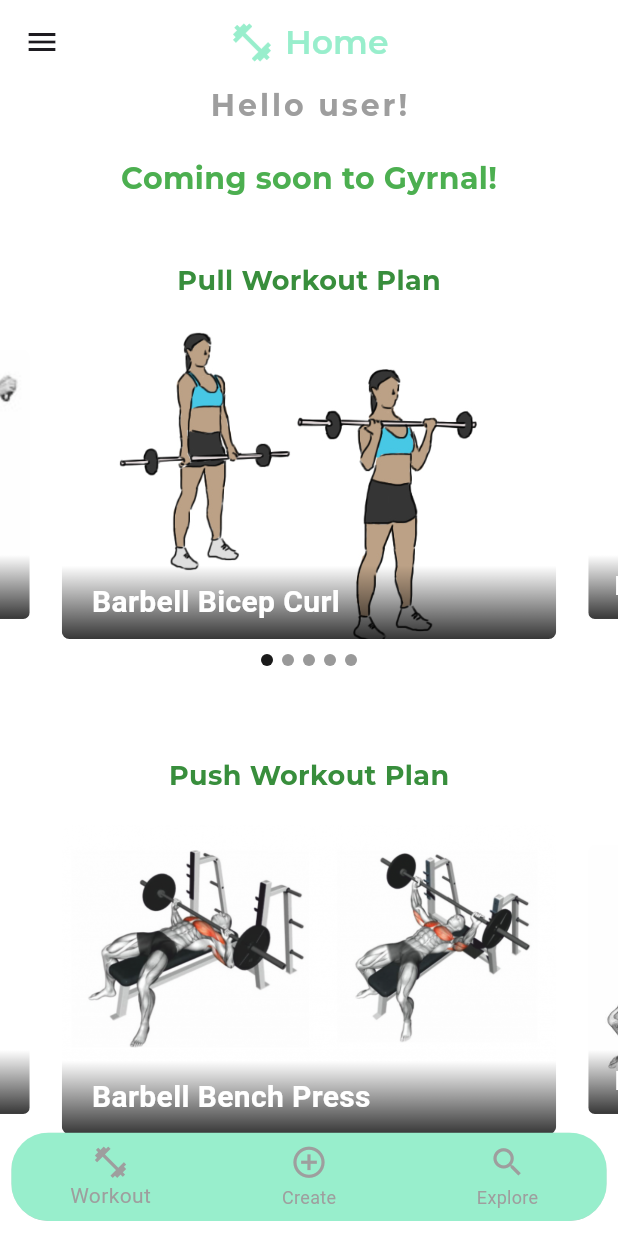
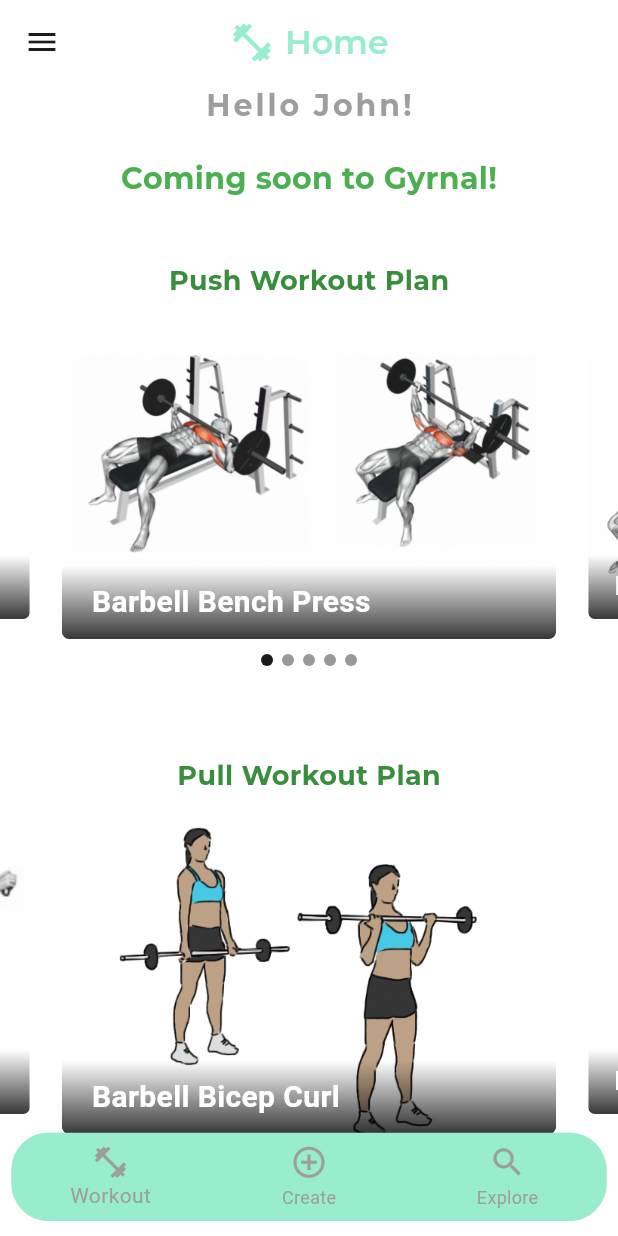
Before and after one commit to mcdgwk/gyrnal, a Flutter app: the screen it shows after launch, on a phone screen of 412 x 824 dp. Run offline on Flutter 3.47's test engine with Material 3 defaults, Android fonts, the phone set to English and light mode, and no system bars; drawn by our look-alikes of carousel_slider; our stand-ins replace settings_ui, sqflite; accounts and stored records are empty.

Commit message:
updates to dashboard

```diff
--- a/lib/screens/dashboard.dart
+++ b/lib/screens/dashboard.dart
@@ -6,46 +6,18 @@ import '../widgets/drawer_side_menu.dart';
 import '../widgets/app_bar.dart';
 import '../widgets/carousel_plans.dart';
 
-
-
-
-// home dashboard (initial) screen
+// home dashboard screen (initial screen on top of home screen)
 class DashboardScreen extends StatelessWidget {
   const DashboardScreen({Key? key}) : super(key: key);
 
   @override
   Widget build(BuildContext context) {
 
+    // List of pre made workouts to be displayed in the sliding carousels
+    // Push-Pull-Leg Plan (PPL)
+    final List<WorkoutPlan> preMadeWorkouts = [
 
-    // for testing purposes
-    final List<String> test = [
-      'lib/images/test1.jpg',
-      'lib/images/test2.jpg',
-      'lib/images/test3.jpg',
-      'lib/images/test4.jpg',
-    ];
-
-    final List<WorkoutPlan> preMadeWorkouts = [
-      WorkoutPlan(
-        planName: 'Pull Workout Plan',
-        imageUrls: [
-
-          'assets/bicep-barbell-curl.png', // ref - https://www.gofitnessplan.com/exercises/barbell-biceps-curl
-          'assets/bicep-curl-dumbbell.png', // ref - https://www.gofitnessplan.com/exercises/barbell-biceps-curl
-          'assets/chest-supported-dumbbell-row.jpg', // ref - https://strengthlevel.com/strength-standards/chest-supported-dumbbell-row/lb
-          'assets/Dumbbell-Shrug.jpeg', // ref - https://www.relifesports.com/what-do-dumbbell-shrugs-work/
-          'assets/new-standing-cable-rear-delt-fly.png', // ref - https://www.gymenix.com/2022/02/rear-deltoid-flyes.html
-
-        ],
-        exerciseNames: [
-          'Barbell Bicep Curl',
-          'Dumbbell Bicep Curl',
-          'Chest Supported Dumbbell Row',
-          'Dumbbell Shrug',
-          'Standing Cable Rear Delt Fly',
-        ],
-      ),
-
+      // Push day
       WorkoutPlan(
         planName: 'Push Workout Plan',
         imageUrls: [
@@ -64,6 +36,27 @@ class DashboardScreen extends StatelessWidget {
         ],
       ),
 
+      // Pull day
+      WorkoutPlan(
+        planName: 'Pull Workout Plan',
+        imageUrls: [
+          'assets/bicep-barbell-curl.png', // ref - https://www.gofitnessplan.com/exercises/barbell-biceps-curl
+          'assets/bicep-curl-dumbbell.png', // ref - https://www.gofitnessplan.com/exercises/barbell-biceps-curl
+          'assets/chest-supported-dumbbell-row.jpg', // ref - https://strengthlevel.com/strength-standards/chest-supported-dumbbell-row/lb
+          'assets/Dumbbell-Shrug.jpeg', // ref - https://www.relifesports.com/what-do-dumbbell-shrugs-work/
+          'assets/new-standing-cable-rear-delt-fly.png', // ref - https://www.gymenix.com/2022/02/rear-deltoid-flyes.html
+
+        ],
+        exerciseNames: [
+          'Barbell Bicep Curl',
+          'Dumbbell Bicep Curl',
+          'Chest Supported Dumbbell Row',
+          'Dumbbell Shrug',
+          'Standing Cable Rear Delt Fly',
+        ],
+      ),
+
+      // Leg day
       WorkoutPlan(
         planName: 'Legs Workout Plan',
         imageUrls: [
@@ -83,7 +76,6 @@ class DashboardScreen extends StatelessWidget {
       ),
     ];
 
-
     return Scaffold(
       // side menu drawer
       drawer: DrawerMenu(),
@@ -92,18 +84,20 @@ class DashboardScreen extends StatelessWidget {
         title: 'Home',
       ),
       body: Container(
+        // allows user to scroll - more content can be shown on screen
         child: SingleChildScrollView(
           child: Column(
             children: [
           Text(
-          'Hello user!',
+          // example username
+          'Hello John!',
           style: TextStyle(
             fontSize: 20.0,
             fontWeight: FontWeight.bold,
             letterSpacing: 2.0,
             color: Colors.grey,
             fontFamily: 'Montserrat',
-          ),
+            ),
           ),
               Padding(
                   padding: EdgeInsets.all(20),
@@ -117,16 +111,9 @@ class DashboardScreen extends StatelessWidget {
                     ),
                   ),
               ),
-              // Sliding Carousel to display users plans
-              // Todo - Change to workouts instead of text imgs
-              // on click -> go to workout
-              // current items = test photos
 
-
+              // Sliding Carousel to display pre-made plans
               // Reference - https://www.youtube.com/watch?v=p3gFikowJVI
-
-              // test carousel
-              // CarouselWithDots(testImagesList: testImagesList),
               CarouselWithDots(workoutPlan: preMadeWorkouts[0]),
               SizedBox(
                 height: 30,
@@ -135,12 +122,10 @@ class DashboardScreen extends StatelessWidget {
               SizedBox(
                 height: 30,
               ),
-
-
               CarouselWithDots(workoutPlan: preMadeWorkouts[2]),
               SizedBox(
                 height: 30,
-              ), // CarouselWithDots(testImagesList: testImagesList),
+              ),
             ]
           ),
         ),
```
